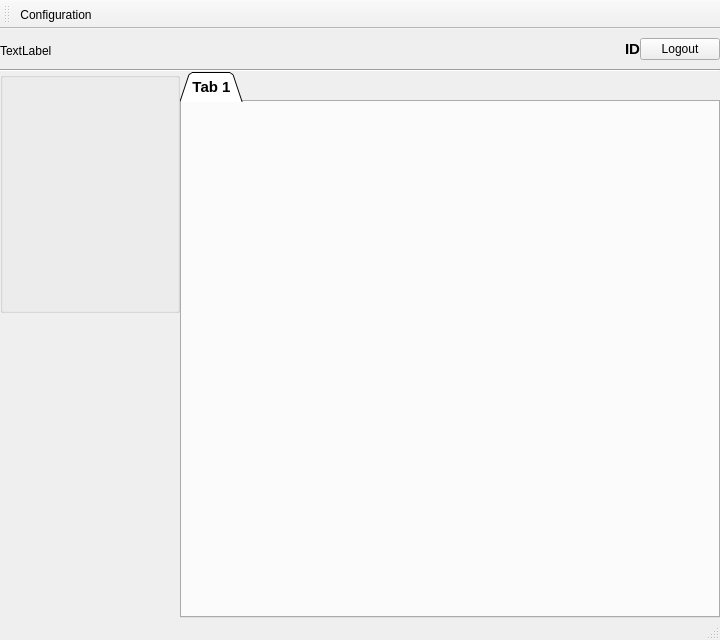
First picture: the form in mainwindow.ui, repository LeeChiWon/ProjectManagement, before the edit.
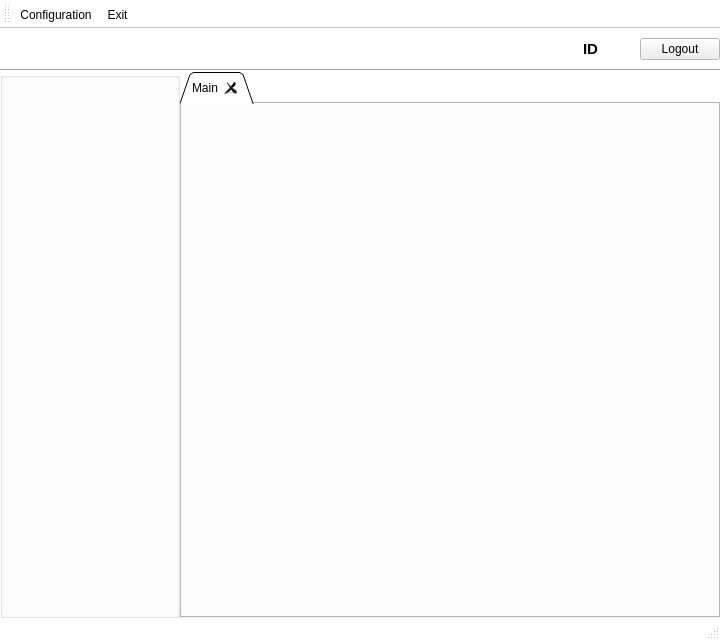
Second picture: the form after the edit. Icons and pictures are not drawn.

The edit to the form file:
```diff
--- a/mainwindow.ui
+++ b/mainwindow.ui
@@ -10,6 +10,70 @@
     <height>640</height>
    </rect>
   </property>
+  <property name="palette">
+   <palette>
+    <active>
+     <colorrole role="Base">
+      <brush brushstyle="SolidPattern">
+       <color alpha="255">
+        <red>255</red>
+        <green>255</green>
+        <blue>255</blue>
+       </color>
+      </brush>
+     </colorrole>
+     <colorrole role="Window">
+      <brush brushstyle="SolidPattern">
+       <color alpha="255">
+        <red>255</red>
+        <green>255</green>
+        <blue>255</blue>
+       </color>
+      </brush>
+     </colorrole>
+    </active>
+    <inactive>
+     <colorrole role="Base">
+      <brush brushstyle="SolidPattern">
+       <color alpha="255">
+        <red>255</red>
+        <green>255</green>
+        <blue>255</blue>
+       </color>
+      </brush>
+     </colorrole>
+     <colorrole role="Window">
+      <brush brushstyle="SolidPattern">
+       <color alpha="255">
+        <red>255</red>
+        <green>255</green>
+        <blue>255</blue>
+       </color>
+      </brush>
+     </colorrole>
+    </inactive>
+    <disabled>
+     <colorrole role="Base">
+      <brush brushstyle="SolidPattern">
+       <color alpha="255">
+        <red>255</red>
+        <green>255</green>
+        <blue>255</blue>
+       </color>
+      </brush>
+     </colorrole>
+     <colorrole role="Window">
+      <brush brushstyle="SolidPattern">
+       <color alpha="255">
+        <red>255</red>
+        <green>255</green>
+        <blue>255</blue>
+       </color>
+      </brush>
+     </colorrole>
+    </disabled>
+   </palette>
+  </property>
   <property name="windowTitle">
    <string>ProjectManagement</string>
   </property>
@@ -18,7 +82,7 @@
     <normaloff>:/img/projectmanagement.png</normaloff>:/img/projectmanagement.png</iconset>
   </property>
   <widget class="QWidget" name="centralWidget">
-   <layout class="QGridLayout" name="gridLayout" rowstretch="0,0,0,0,0,0" columnstretch="1,0,0,0">
+   <layout class="QGridLayout" name="gridLayout" rowstretch="0,0,0,0,0,0" columnstretch="1,0,0,0,0,0,0,0,0,0,0,0,0,0,0">
     <property name="leftMargin">
      <number>0</number>
     </property>
@@ -36,23 +100,45 @@
     </property>
     <item row="3" column="0">
      <widget class="QGroupBox" name="groupBox">
+      <property name="sizePolicy">
+       <sizepolicy hsizetype="Fixed" vsizetype="Expanding">
+        <horstretch>0</horstretch>
+        <verstretch>0</verstretch>
+       </sizepolicy>
+      </property>
       <property name="minimumSize">
        <size>
         <width>180</width>
-        <height>241</height>
+        <height>0</height>
        </size>
       </property>
       <property name="maximumSize">
        <size>
         <width>180</width>
-        <height>241</height>
+        <height>16777215</height>
        </size>
       </property>
       <property name="title">
        <string/>
       </property>
+      <property name="flat">
+       <bool>false</bool>
+      </property>
      </widget>
     </item>
+    <item row="0" column="3">
+     <spacer name="horizontalSpacer_3">
+      <property name="orientation">
+       <enum>Qt::Horizontal</enum>
+      </property>
+      <property name="sizeHint" stdset="0">
+       <size>
+        <width>40</width>
+        <height>20</height>
+       </size>
+      </property>
+     </spacer>
+    </item>
     <item row="0" column="0" colspan="2">
      <widget class="QLabel" name="label">
       <property name="sizePolicy">
@@ -74,24 +160,27 @@
        </size>
       </property>
       <property name="text">
-       <string>TextLabel</string>
+       <string/>
+      </property>
+      <property name="pixmap">
+       <pixmap resource="projectmanagement.qrc">:/img/mainlogo.png</pixmap>
       </property>
      </widget>
     </item>
-    <item row="2" column="0" colspan="4">
+    <item row="2" column="0" colspan="15">
      <widget class="Line" name="line">
       <property name="orientation">
        <enum>Qt::Horizontal</enum>
       </property>
      </widget>
     </item>
-    <item row="3" column="1" rowspan="3" colspan="3">
+    <item row="3" column="1" rowspan="3" colspan="14">
      <widget class="QTabWidget" name="tabWidget">
       <property name="font">
        <font>
-        <pointsize>11</pointsize>
-        <weight>75</weight>
-        <bold>true</bold>
+        <pointsize>9</pointsize>
+        <weight>50</weight>
+        <bold>false</bold>
        </font>
       </property>
       <property name="tabShape">
@@ -100,14 +189,20 @@
       <property name="currentIndex">
        <number>0</number>
       </property>
+      <property name="documentMode">
+       <bool>false</bool>
+      </property>
+      <property name="tabsClosable">
+       <bool>true</bool>
+      </property>
       <widget class="QWidget" name="tab">
        <attribute name="title">
-        <string>Tab 1</string>
+        <string>Main</string>
        </attribute>
       </widget>
      </widget>
     </item>
-    <item row="0" column="3">
+    <item row="0" column="14">
      <widget class="QPushButton" name="pushButton_Logout">
       <property name="sizePolicy">
        <sizepolicy hsizetype="Fixed" vsizetype="Fixed">
@@ -120,7 +215,7 @@
       </property>
      </widget>
     </item>
-    <item row="0" column="2">
+    <item row="0" column="11">
      <widget class="QLabel" name="label_ID">
       <property name="font">
        <font>
@@ -137,6 +232,123 @@
       </property>
      </widget>
     </item>
+    <item row="0" column="13">
+     <spacer name="horizontalSpacer">
+      <property name="orientation">
+       <enum>Qt::Horizontal</enum>
+      </property>
+      <property name="sizeHint" stdset="0">
+       <size>
+        <width>40</width>
+        <height>20</height>
+       </size>
+      </property>
+     </spacer>
+    </item>
+    <item row="0" column="2">
+     <spacer name="horizontalSpacer_2">
+      <property name="orientation">
+       <enum>Qt::Horizontal</enum>
+      </property>
+      <property name="sizeHint" stdset="0">
+       <size>
+        <width>40</width>
+        <height>20</height>
+       </size>
+      </property>
+     </spacer>
+    </item>
+    <item row="0" column="4">
+     <spacer name="horizontalSpacer_4">
+      <property name="orientation">
+       <enum>Qt::Horizontal</enum>
+      </property>
+      <property name="sizeHint" stdset="0">
+       <size>
+        <width>40</width>
+        <height>20</height>
+       </size>
+      </property>
+     </spacer>
+    </item>
+    <item row="0" column="8">
+     <spacer name="horizontalSpacer_8">
+      <property name="orientation">
+       <enum>Qt::Horizontal</enum>
+      </property>
+      <property name="sizeHint" stdset="0">
+       <size>
+        <width>40</width>
+        <height>20</height>
+       </size>
+      </property>
+     </spacer>
+    </item>
+    <item row="0" column="7">
+     <spacer name="horizontalSpacer_7">
+      <property name="orientation">
+       <enum>Qt::Horizontal</enum>
+      </property>
+      <property name="sizeHint" stdset="0">
+       <size>
+        <width>40</width>
+        <height>20</height>
+       </size>
+      </property>
+     </spacer>
+    </item>
+    <item row="0" column="6">
+     <spacer name="horizontalSpacer_6">
+      <property name="orientation">
+       <enum>Qt::Horizontal</enum>
+      </property>
+      <property name="sizeHint" stdset="0">
+       <size>
+        <width>40</width>
+        <height>20</height>
+       </size>
+      </property>
+     </spacer>
+    </item>
+    <item row="0" column="5">
+     <spacer name="horizontalSpacer_5">
+      <property name="orientation">
+       <enum>Qt::Horizontal</enum>
+      </property>
+      <property name="sizeHint" stdset="0">
+       <size>
+        <width>40</width>
+        <height>20</height>
+       </size>
+      </property>
+     </spacer>
+    </item>
+    <item row="0" column="9">
+     <spacer name="horizontalSpacer_9">
+      <property name="orientation">
+       <enum>Qt::Horizontal</enum>
+      </property>
+      <property name="sizeHint" stdset="0">
+       <size>
+        <width>40</width>
+        <height>20</height>
+       </size>
+      </property>
+     </spacer>
+    </item>
+    <item row="0" column="10">
+     <spacer name="horizontalSpacer_10">
+      <property name="orientation">
+       <enum>Qt::Horizontal</enum>
+      </property>
+      <property name="sizeHint" stdset="0">
+       <size>
+        <width>40</width>
+        <height>20</height>
+       </size>
+      </property>
+     </spacer>
+    </item>
    </layout>
   </widget>
   <widget class="QToolBar" name="mainToolBar">
@@ -147,6 +359,7 @@
     <bool>false</bool>
    </attribute>
    <addaction name="actionConfiguration"/>
+   <addaction name="actionExit"/>
   </widget>
   <widget class="QStatusBar" name="statusBar"/>
   <widget class="QMenuBar" name="menuBar">
@@ -163,9 +376,6 @@
    </property>
   </widget>
   <action name="actionConfiguration">
-   <property name="checkable">
-    <bool>true</bool>
-   </property>
    <property name="checked">
     <bool>false</bool>
    </property>
@@ -180,6 +390,18 @@
     <string>Ctrl+O</string>
    </property>
   </action>
+  <action name="actionExit">
+   <property name="icon">
+    <iconset resource="projectmanagement.qrc">
+     <normaloff>:/img/exit.png</normaloff>:/img/exit.png</iconset>
+   </property>
+   <property name="text">
+    <string>Exit</string>
+   </property>
+   <property name="shortcut">
+    <string>Ctrl+X</string>
+   </property>
+  </action>
  </widget>
  <layoutdefault spacing="6" margin="11"/>
  <resources>
```
